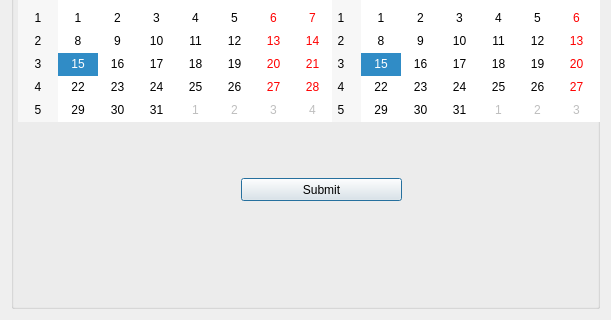
The window that sathub_ai_dialog_base.ui (theokretz/SatHubAI) describes before a commit, drawn with Qt 5; both pictures show x 0 to 611 and y 553 to 873 of the 611 by 873 pixel window.
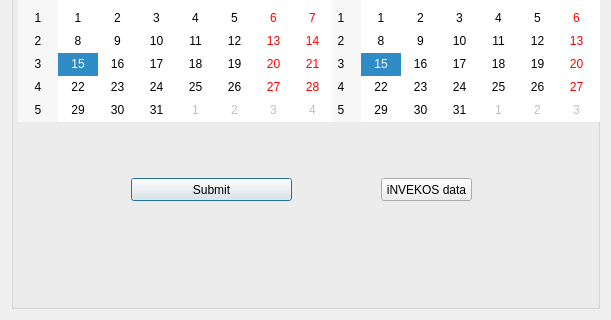
The same window after the commit. Icons and pictures are not drawn. Custom widgets are drawn as their Qt base class.

Commit message: v5 added invekos data loading, fixed additional options bug, improved ndvi download

What changed in the file:
```diff
--- a/sathub_ai_dialog_base.ui
+++ b/sathub_ai_dialog_base.ui
@@ -22,7 +22,7 @@
      <widget class="QPushButton" name="pbSubmit">
       <property name="geometry">
        <rect>
-        <x>230</x>
+        <x>120</x>
         <y>720</y>
         <width>161</width>
         <height>23</height>
@@ -449,6 +449,19 @@
        <string>Select Satellite Provider:</string>
       </property>
      </widget>
+     <widget class="QPushButton" name="pb_invekos_data">
+      <property name="geometry">
+       <rect>
+        <x>370</x>
+        <y>720</y>
+        <width>91</width>
+        <height>23</height>
+       </rect>
+      </property>
+      <property name="text">
+       <string>iNVEKOS data</string>
+      </property>
+     </widget>
     </widget>
    </item>
   </layout>
```
The commit also changes 5 other files.
